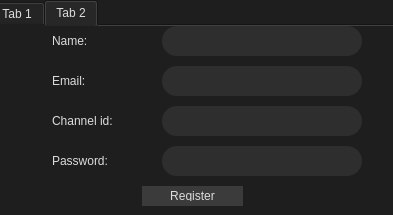
First picture: the form in newloginwindow.ui, repository varietytas/AI_app_Qt, before the edit.
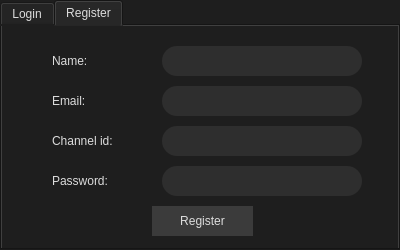
Second picture: the form after the edit.

Commit message: +хеширование + новый дизайн + получение пароля из формы в QT

```diff
--- a/newloginwindow.ui
+++ b/newloginwindow.ui
@@ -6,10 +6,16 @@
    <rect>
     <x>0</x>
     <y>0</y>
-    <width>393</width>
-    <height>215</height>
+    <width>400</width>
+    <height>250</height>
    </rect>
   </property>
+  <property name="sizePolicy">
+   <sizepolicy hsizetype="Fixed" vsizetype="Fixed">
+    <horstretch>0</horstretch>
+    <verstretch>0</verstretch>
+   </sizepolicy>
+  </property>
   <property name="windowTitle">
    <string>Login</string>
   </property>
@@ -43,10 +49,10 @@
   <widget class="QTabWidget" name="tabWidget">
    <property name="geometry">
     <rect>
-     <x>-10</x>
+     <x>0</x>
      <y>0</y>
-     <width>421</width>
-     <height>221</height>
+     <width>400</width>
+     <height>250</height>
     </rect>
    </property>
    <property name="currentIndex">
@@ -54,7 +60,7 @@
    </property>
    <widget class="QWidget" name="tab">
     <attribute name="title">
-     <string>Tab 1</string>
+     <string>Login</string>
     </attribute>
     <widget class="QPushButton" name="pushButtonLogin">
      <property name="geometry">
@@ -124,13 +130,13 @@
    </widget>
    <widget class="QWidget" name="tab_2">
     <attribute name="title">
-     <string>Tab 2</string>
+     <string>Register</string>
     </attribute>
     <widget class="QLabel" name="labelName">
      <property name="geometry">
       <rect>
-       <x>60</x>
-       <y>0</y>
+       <x>50</x>
+       <y>20</y>
        <width>100</width>
        <height>30</height>
       </rect>
@@ -142,8 +148,8 @@
     <widget class="QLineEdit" name="lineEditname">
      <property name="geometry">
       <rect>
-       <x>170</x>
-       <y>0</y>
+       <x>160</x>
+       <y>20</y>
        <width>200</width>
        <height>30</height>
       </rect>
@@ -152,8 +158,8 @@
     <widget class="QLabel" name="labelEmailreg">
      <property name="geometry">
       <rect>
-       <x>60</x>
-       <y>40</y>
+       <x>50</x>
+       <y>60</y>
        <width>100</width>
        <height>30</height>
       </rect>
@@ -162,11 +168,57 @@
       <string>Email:</string>
      </property>
     </widget>
+    <widget class="QLineEdit" name="lineEditemailreg">
+     <property name="geometry">
+      <rect>
+       <x>160</x>
+       <y>60</y>
+       <width>200</width>
+       <height>30</height>
+      </rect>
+     </property>
+    </widget>
+    <widget class="QLabel" name="labelchannel">
+     <property name="geometry">
+      <rect>
+       <x>50</x>
+       <y>100</y>
+       <width>100</width>
+       <height>30</height>
+      </rect>
+     </property>
+     <property name="text">
+      <string>Channel id:</string>
+     </property>
+    </widget>
+    <widget class="QLineEdit" name="lineEditchannel">
+     <property name="geometry">
+      <rect>
+       <x>160</x>
+       <y>100</y>
+       <width>200</width>
+       <height>30</height>
+      </rect>
+     </property>
+    </widget>
+    <widget class="QLabel" name="labelpass">
+     <property name="geometry">
+      <rect>
+       <x>50</x>
+       <y>140</y>
+       <width>100</width>
+       <height>30</height>
+      </rect>
+     </property>
+     <property name="text">
+      <string>Password:</string>
+     </property>
+    </widget>
     <widget class="QLineEdit" name="lineEditPassword_1">
      <property name="geometry">
       <rect>
-       <x>170</x>
-       <y>120</y>
+       <x>160</x>
+       <y>140</y>
        <width>200</width>
        <height>30</height>
       </rect>
@@ -182,61 +234,15 @@
      <property name="geometry">
       <rect>
        <x>150</x>
-       <y>160</y>
+       <y>180</y>
        <width>101</width>
-       <height>20</height>
+       <height>30</height>
       </rect>
      </property>
      <property name="text">
       <string>Register</string>
      </property>
     </widget>
-    <widget class="QLabel" name="labelchannel">
-     <property name="geometry">
-      <rect>
-       <x>60</x>
-       <y>80</y>
-       <width>100</width>
-       <height>30</height>
-      </rect>
-     </property>
-     <property name="text">
-      <string>Channel id:</string>
-     </property>
-    </widget>
-    <widget class="QLabel" name="labelpass">
-     <property name="geometry">
-      <rect>
-       <x>60</x>
-       <y>120</y>
-       <width>100</width>
-       <height>30</height>
-      </rect>
-     </property>
-     <property name="text">
-      <string>Password:</string>
-     </property>
-    </widget>
-    <widget class="QLineEdit" name="lineEditemailreg">
-     <property name="geometry">
-      <rect>
-       <x>170</x>
-       <y>40</y>
-       <width>200</width>
-       <height>30</height>
-      </rect>
-     </property>
-    </widget>
-    <widget class="QLineEdit" name="lineEditchannel">
-     <property name="geometry">
-      <rect>
-       <x>170</x>
-       <y>80</y>
-       <width>200</width>
-       <height>30</height>
-      </rect>
-     </property>
-    </widget>
    </widget>
   </widget>
  </widget>
```
Left out of the diff: 14 changed lines with no effect on the pictures. The commit also changes 1 other file.
